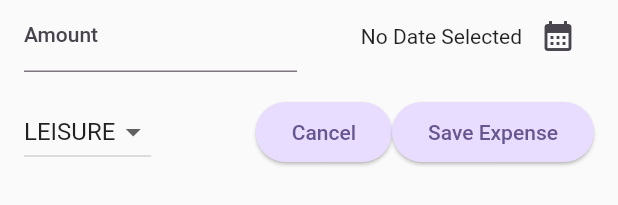
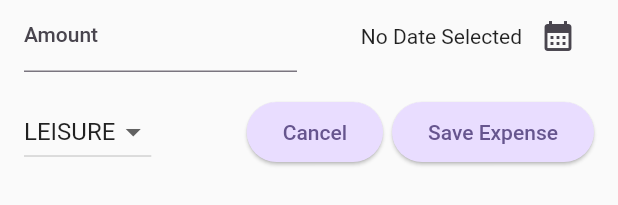
Before and after one commit to DelgaMatt/Expense-Tracker, a Flutter app: the NewExpense widget shown alone on an empty page, opened directly with empty values, on a phone screen of 412 x 824 dp. Shown: the part 174-379 px from the top of the screen. Run offline on Flutter 3.47's test engine with Material 2 defaults, Android fonts, the phone set to English and light mode, and no system bars.

Commit message:
app styling details

```diff
--- a/lib/widgets/new_expense.dart
+++ b/lib/widgets/new_expense.dart
@@ -147,6 +147,7 @@ class _NewExpensesState extends State<NewExpense> {
                 },
                 child: const Text('Cancel'),
               ),
+              const SizedBox(width: 6),
               ElevatedButton(
                 onPressed: () {
                   _submitExpenseData();
```
